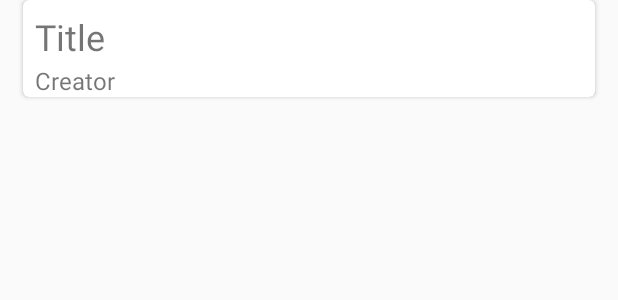
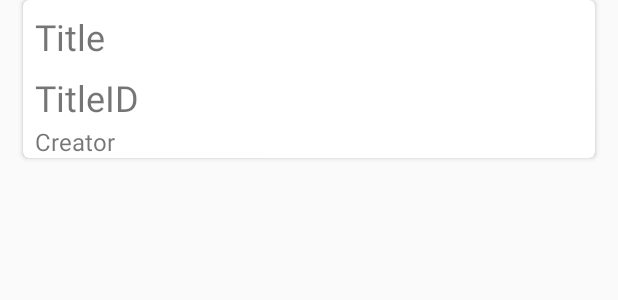
Before and after one commit to leonchinzeye/PhotoLearn, an Android app: the layout list_title_layout.xml on its own in the app's theme, with its tools: preview values and no code run, on a phone screen of 412 x 824 dp. Shown: the top 300 px of the screen. Run offline under Robolectric (Android 15) with nearby library versions, the phone set to English and light mode, and no system bars.

```diff
--- a/app/src/main/java/com/mtech/parttimeone/photolearn/activity/BottomBarActivity.java
+++ b/app/src/main/java/com/mtech/parttimeone/photolearn/activity/BottomBarActivity.java
@@ -142,8 +142,8 @@ public class BottomBarActivity extends BaseActivity   implements ItemRecyclerFra
         return mainFragment;
     }
 
-    public Fragment setItemListFragment(String learningSessionID,String learningSessionTitle,String Type){
-        mainFragment = (Fragment) ItemRecyclerFragment.newInstance(learningSessionID,learningSessionTitle, Type);
+    public Fragment setItemListFragment(String learningSessionID,String learningSessionTitleID,String Type){
+        mainFragment = (Fragment) ItemRecyclerFragment.newInstance(learningSessionID,learningSessionTitleID, Type);
         intheView(mainFragment);
         return mainFragment;
     }
--- a/app/src/main/java/com/mtech/parttimeone/photolearn/adapter/TitleListAdapter.java
+++ b/app/src/main/java/com/mtech/parttimeone/photolearn/adapter/TitleListAdapter.java
@@ -55,6 +55,8 @@ public class TitleListAdapter<T> extends BaseAdapter {
         TextView titleTextView =
                 (TextView) rowView.findViewById(R.id.learning_session_title);
 
+        TextView titleIDTextView =
+                (TextView) rowView.findViewById(R.id.title_id);
 
         TextView creatorTextView =
                 (TextView) rowView.findViewById(R.id.learning_session_creator);
@@ -64,6 +66,7 @@ public class TitleListAdapter<T> extends BaseAdapter {
 
         titleTextView.setText(title.getTitle());
         creatorTextView.setText(title.getSessionId());
+        titleIDTextView.setText(title.getUuid());
         return rowView;
     }
 }
--- a/app/src/main/java/com/mtech/parttimeone/photolearn/fragments/TitleListFragment.java
+++ b/app/src/main/java/com/mtech/parttimeone/photolearn/fragments/TitleListFragment.java
@@ -101,7 +101,7 @@ public class TitleListFragment extends android.support.v4.app.Fragment {
             public void onItemClick(AdapterView<?> parent, View view, int position,
                                     long id) {
 
-                TextView sessiontitle = (TextView) view.findViewById(R.id.learning_session_title);
+                TextView sessiontitleid = (TextView) view.findViewById(R.id.title_id);
 
                 //Converted to fragment switching
                 //Intent myIntent = new Intent(getActivity(), ItemListActivity.class);
@@ -111,7 +111,7 @@ public class TitleListFragment extends android.support.v4.app.Fragment {
                 //getActivity().startActivity(myIntent);
 
                 BottomBarActivity act = (BottomBarActivity)getActivity();
-                act.setItemListFragment(mParam1,sessiontitle.getText().toString(),mParam2);
+                act.setItemListFragment(mParam1,sessiontitleid.getText().toString(),mParam2);
 
                 //Toast.makeText(getBaseContext(), sessionID.getText(), Toast.LENGTH_LONG).show();
 
--- a/app/src/main/res/layout/list_title_layout.xml
+++ b/app/src/main/res/layout/list_title_layout.xml
@@ -35,6 +35,18 @@
                 tools:text="Title" />
 
             <TextView
+                android:id="@+id/title_id"
+                android:layout_width="match_parent"
+                android:layout_height="wrap_content"
+                android:layout_marginEnd="8dp"
+                android:layout_marginStart="8dp"
+                android:layout_marginTop="8dp"
+                android:textSize="24sp"
+
+                android:visibility="visible"
+                tools:text="TitleID" />
+
+            <TextView
                 android:id="@+id/learning_title_creator"
                 android:layout_width="match_parent"
                 android:layout_height="wrap_content"
--- /dev/null
+++ b/app/src/main/res/menu/menu_add.xml
@@ -0,0 +1,6 @@
+<?xml version="1.0" encoding="utf-8"?>
+<menu xmlns:android="http://schemas.android.com/apk/res/android">
+    <item
+        android:id="@+id/action_add"
+        android:title="Add" />
+</menu>
```
Also changed, not shown: app/src/main/java/com/mtech/parttimeone/photolearn/fragments/ItemRecyclerFragment.java (+64 -3 lines).
